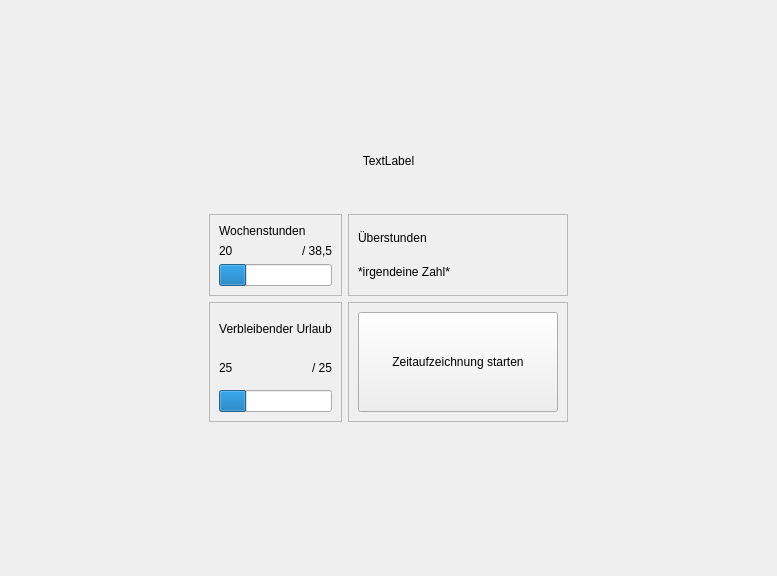
Above: HR_Managment_System_Application/dashboard.ui from MehmetMertt/twentyONE_HR_System before the change. Below: the same form after it.
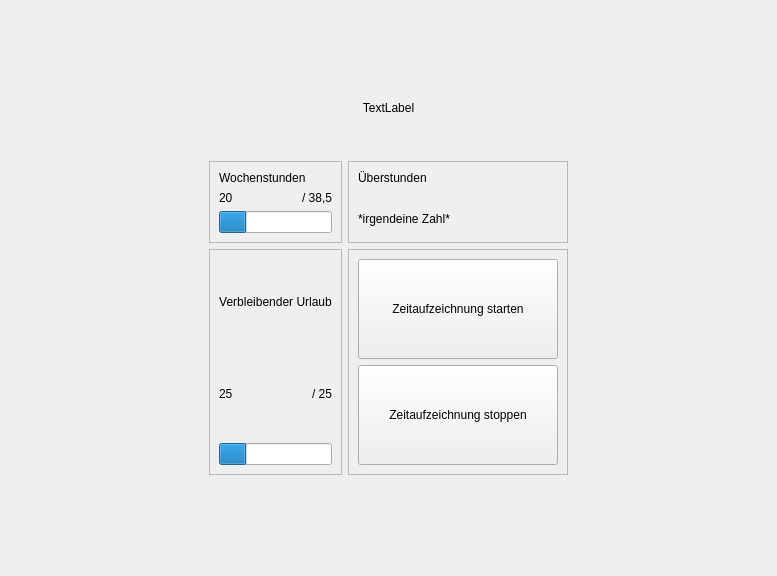
That is the form after the change.

```diff
--- a/HR_Managment_System_Application/dashboard.ui
+++ b/HR_Managment_System_Application/dashboard.ui
@@ -105,6 +105,28 @@
           </property>
          </widget>
         </item>
+        <item>
+         <widget class="QPushButton" name="stopTracker">
+          <property name="sizePolicy">
+           <sizepolicy hsizetype="Minimum" vsizetype="Fixed">
+            <horstretch>100</horstretch>
+            <verstretch>100</verstretch>
+           </sizepolicy>
+          </property>
+          <property name="minimumSize">
+           <size>
+            <width>200</width>
+            <height>100</height>
+           </size>
+          </property>
+          <property name="cursor">
+           <cursorShape>PointingHandCursor</cursorShape>
+          </property>
+          <property name="text">
+           <string>Zeitaufzeichnung stoppen</string>
+          </property>
+         </widget>
+        </item>
        </layout>
       </widget>
      </item>
@@ -240,6 +262,9 @@
           <property name="text">
            <string>Überstunden</string>
           </property>
+          <property name="alignment">
+           <set>Qt::AlignLeading|Qt::AlignLeft|Qt::AlignTop</set>
+          </property>
          </widget>
         </item>
         <item>
```
Left out of the diff: 5 changed lines with no effect on the pictures.
